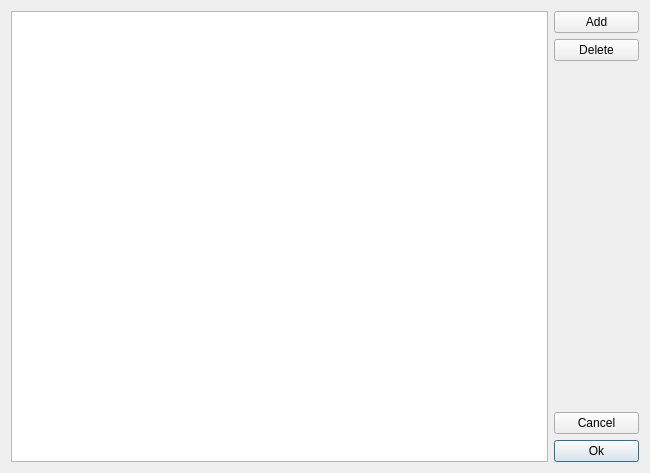
The window that dialog/editdocument.ui (ytxerp/ytx-client) describes before a commit, drawn with Qt 5.
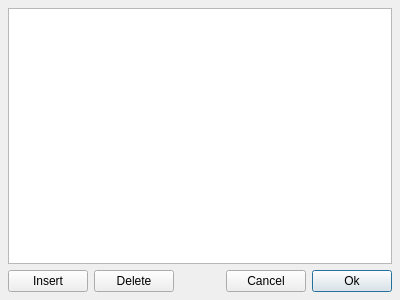
The same window after the commit.

Patch:
```diff
--- a/dialog/editdocument.ui
+++ b/dialog/editdocument.ui
@@ -6,71 +6,74 @@
    <rect>
     <x>0</x>
     <y>0</y>
-    <width>650</width>
-    <height>473</height>
+    <width>400</width>
+    <height>300</height>
    </rect>
   </property>
+  <property name="minimumSize">
+   <size>
+    <width>400</width>
+    <height>300</height>
+   </size>
+  </property>
   <property name="windowTitle">
    <string>Document</string>
   </property>
-  <layout class="QHBoxLayout" name="horizontalLayout">
-   <item>
-    <widget class="QListView" name="listView">
-     <property name="editTriggers">
-      <set>QAbstractItemView::EditTrigger::NoEditTriggers</set>
-     </property>
-    </widget>
-   </item>
-   <item>
-    <widget class="QWidget" name="widget" native="true">
-     <layout class="QVBoxLayout" name="verticalLayout">
+  <layout class="QGridLayout" name="gridLayout">
       <property name="leftMargin">
-       <number>0</number>
+    <number>8</number>
       </property>
       <property name="topMargin">
-       <number>0</number>
+    <number>8</number>
       </property>
       <property name="rightMargin">
-       <number>0</number>
+    <number>8</number>
       </property>
       <property name="bottomMargin">
-       <number>0</number>
-      </property>
-      <item>
-       <widget class="QPushButton" name="pBtnAdd">
+    <number>8</number>
+   </property>
+   <item row="0" column="0" colspan="5">
+    <widget class="QListView" name="listView">
+     <property name="editTriggers">
+      <set>QAbstractItemView::EditTrigger::NoEditTriggers</set>
+     </property>
+    </widget>
+   </item>
+   <item row="1" column="0">
+    <widget class="QPushButton" name="pBtnInsert">
         <property name="text">
-         <string>Add</string>
+      <string>Insert</string>
         </property>
        </widget>
       </item>
-      <item>
+   <item row="1" column="1">
        <widget class="QPushButton" name="pBtnDelete">
         <property name="text">
          <string>Delete</string>
         </property>
        </widget>
       </item>
-      <item>
-       <spacer name="verticalSpacer">
+   <item row="1" column="2">
+    <spacer name="horizontalSpacer">
         <property name="orientation">
-         <enum>Qt::Orientation::Vertical</enum>
+      <enum>Qt::Orientation::Horizontal</enum>
         </property>
         <property name="sizeHint" stdset="0">
          <size>
-          <width>85</width>
-          <height>306</height>
+       <width>75</width>
+       <height>20</height>
          </size>
         </property>
        </spacer>
       </item>
-      <item>
+   <item row="1" column="3">
        <widget class="QPushButton" name="pBtnCancel">
         <property name="text">
          <string>Cancel</string>
         </property>
        </widget>
       </item>
-      <item>
+   <item row="1" column="4">
        <widget class="QPushButton" name="pBtnOk">
         <property name="text">
          <string>Ok</string>
@@ -78,9 +81,6 @@
         <property name="default">
          <bool>true</bool>
         </property>
-       </widget>
-      </item>
-     </layout>
     </widget>
    </item>
   </layout>
```
Lines whose indentation alone changed are shown as unchanged.
